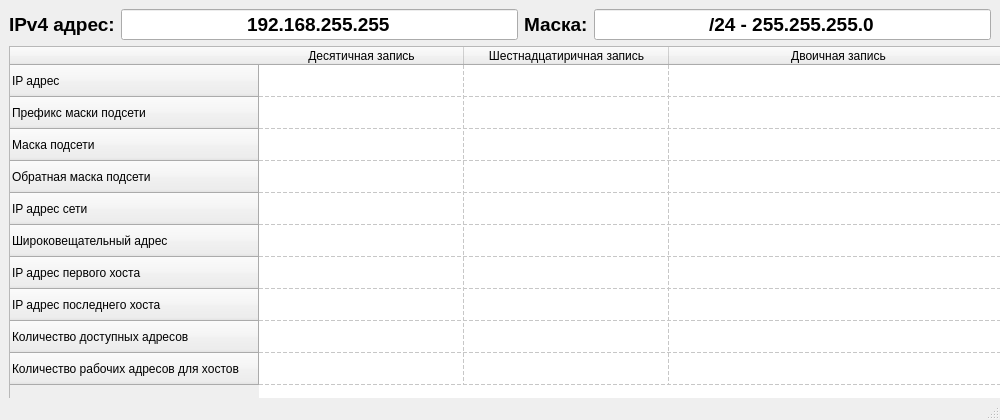
Old version of the form gui.ui in the repository freerunner1317/ipCalcPyCharm.
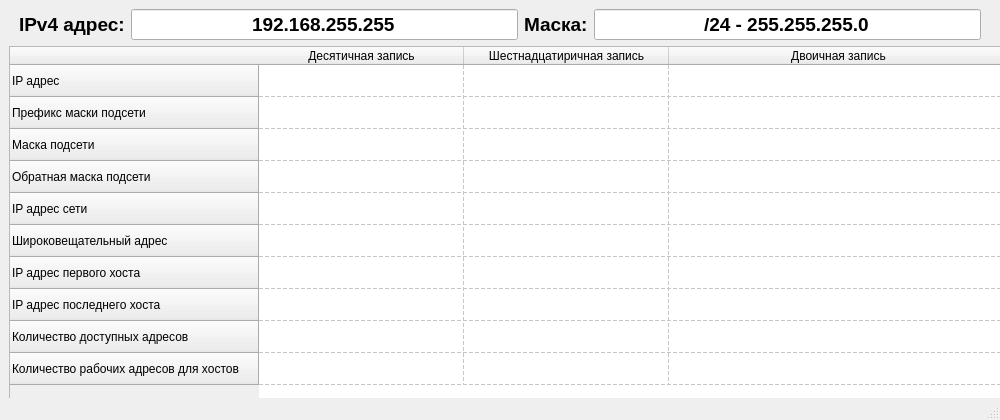
New version of the form.

```diff
--- a/gui.ui
+++ b/gui.ui
@@ -44,6 +44,18 @@
    <layout class="QVBoxLayout" name="verticalLayout">
     <item>
      <layout class="QHBoxLayout" name="horizontalLayout">
+      <property name="leftMargin">
+       <number>10</number>
+      </property>
+      <property name="topMargin">
+       <number>0</number>
+      </property>
+      <property name="rightMargin">
+       <number>10</number>
+      </property>
+      <property name="bottomMargin">
+       <number>0</number>
+      </property>
       <item>
        <widget class="QLabel" name="label">
         <property name="font">
```
Left out of the diff: 2 changed lines with no effect on the pictures.
